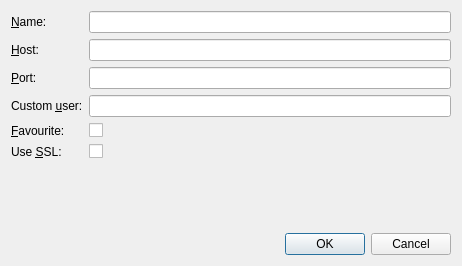
Above: Viewer/ecflowUI/src/ServerEditDialog.ui from ecmwf/ecflow before the change. Below: the same form after it.
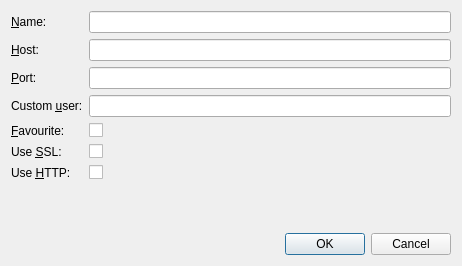
That is the form after the change. Custom widgets are drawn as their Qt base class.

Commit message:
Enable UI to use HTTP connection
Re ECFLOW-1957

Diff of the .ui file:
```diff
--- a/Viewer/ecflowUI/src/ServerEditDialog.ui
+++ b/Viewer/ecflowUI/src/ServerEditDialog.ui
@@ -105,7 +105,24 @@
        </property>
       </widget>
      </item>
+     <item row="6" column="0">
+      <widget class="QLabel" name="httpLabel">
+       <property name="text">
+        <string>Use &amp;HTTP:</string>
+       </property>
+       <property name="buddy">
+        <cstring>httpCh</cstring>
+       </property>
+      </widget>
+     </item>
      <item row="6" column="1">
+      <widget class="QCheckBox" name="httpCh">
+       <property name="text">
+        <string/>
+       </property>
+      </widget>
+     </item>
+     <item row="7" column="1">
       <widget class="MessageLabel" name="sslMessageLabel" native="true"/>
      </item>
     </layout>
```
The commit also changes 13 other files.
